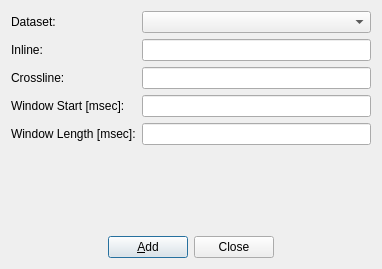
The window that ProjectViewer/spectrumdataselectiondialog.ui (fsoos74/su) describes before a commit, drawn with Qt 5.
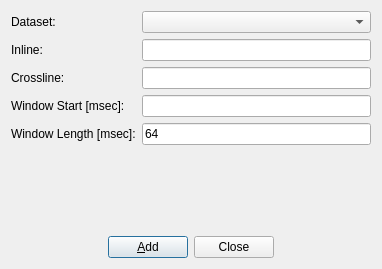
The same window after the commit.

```diff
--- a/ProjectViewer/spectrumdataselectiondialog.ui
+++ b/ProjectViewer/spectrumdataselectiondialog.ui
@@ -77,7 +77,11 @@
       </widget>
      </item>
      <item row="4" column="1">
-      <widget class="QLineEdit" name="leLen"/>
+      <widget class="QLineEdit" name="leLen">
+       <property name="text">
+        <string>64</string>
+       </property>
+      </widget>
      </item>
     </layout>
    </item>
```
